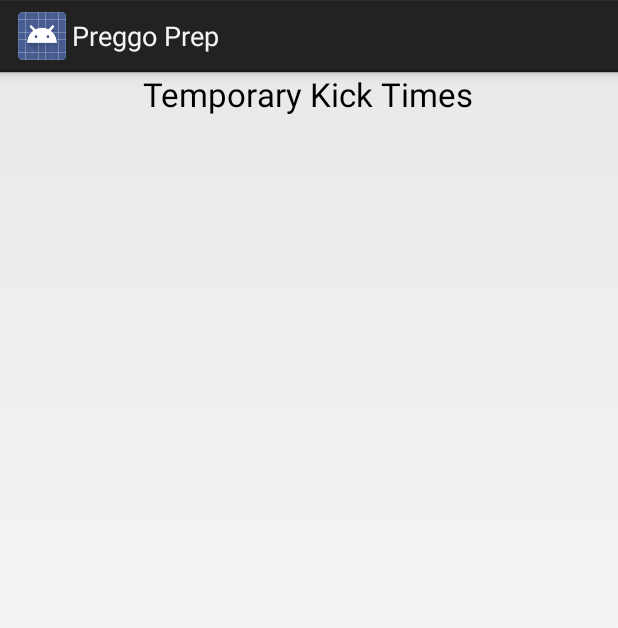
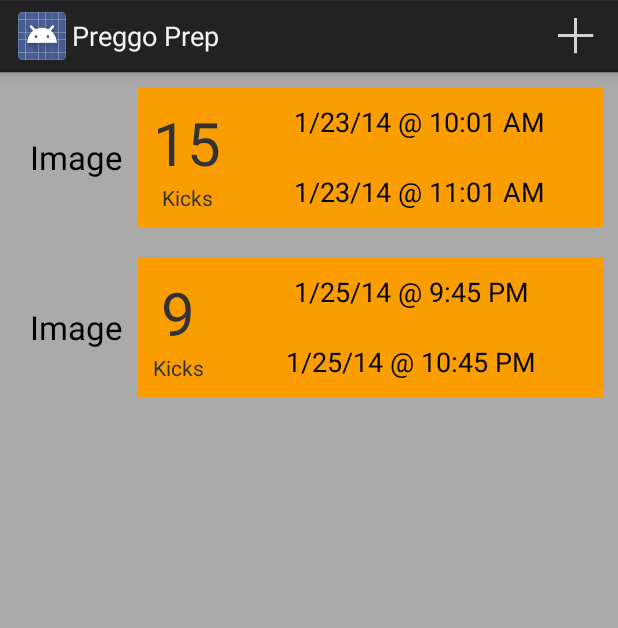
Before and after one commit to b67416/apd2, an Android app: the fragment KickTimesFragment shown on its own in the app's theme, on a phone screen of 412 x 824 dp. Shown: the top 628 px of the screen. Run offline under Robolectric (Android 15) with nearby library versions, the phone set to English and light mode, and no system bars; 1 statement that could not run was skipped.

Commit message:
added kick times and changed color scheme

```diff
--- a/PreggoPrep/app/src/main/java/com/ryanwahle/preggoprep/AppointmentsFragment.java
+++ b/PreggoPrep/app/src/main/java/com/ryanwahle/preggoprep/AppointmentsFragment.java
@@ -27,7 +27,7 @@ public class AppointmentsFragment extends ListFragment {
         return fragment;
     }
 
-    public AppointmentsFragment() {        }
+    public AppointmentsFragment() { }
 
     @Override
     public View onCreateView(LayoutInflater inflater, ViewGroup container, Bundle savedInstanceState) {
@@ -41,14 +41,14 @@ public class AppointmentsFragment extends ListFragment {
         appointmentHashMap.put("date", "12/23/2014");
         appointmentHashMap.put("time", "5:00 AM");
         appointmentHashMap.put("doctor_name", "Dr. Johnstone");
-        appointmentHashMap.put("location", "815 E Rose Lane, Phoenix, AZ 85020");
+        appointmentHashMap.put("location", "123 Smith St, San Fransisco, CA 90253");
         appointmentsArrayList.add(appointmentHashMap);
 
         appointmentHashMap = new HashMap<String, String>();
         appointmentHashMap.put("date", "12/25/2014");
         appointmentHashMap.put("time", "9:00 AM");
         appointmentHashMap.put("doctor_name", "Dr. Christmas");
-        appointmentHashMap.put("location", "1649 San Esteban Circle, Roseville, CA 95747");
+        appointmentHashMap.put("location", "245 Arden Blvd, Beverly Hills, CA 90210");
         appointmentsArrayList.add(appointmentHashMap);
 
         String[] mapFrom = { "date", "time", "doctor_name", "location" };
--- a/PreggoPrep/app/src/main/java/com/ryanwahle/preggoprep/KickTimesFragment.java
+++ b/PreggoPrep/app/src/main/java/com/ryanwahle/preggoprep/KickTimesFragment.java
@@ -1,32 +1,26 @@
 package com.ryanwahle.preggoprep;
 
 import android.app.Activity;
+import android.app.AlertDialog;
 import android.app.Fragment;
+import android.app.FragmentManager;
+import android.app.ListFragment;
 import android.os.Bundle;
+import android.util.Log;
 import android.view.LayoutInflater;
+import android.view.Menu;
+import android.view.MenuInflater;
+import android.view.MenuItem;
 import android.view.View;
 import android.view.ViewGroup;
+import android.widget.SimpleAdapter;
 
-/**
- * Created by ryanwahle on 8/13/14.
- */
-public class KickTimesFragment extends Fragment {
+import java.util.ArrayList;
+import java.util.HashMap;
 
-
-    /**
-     * A placeholder fragment containing a simple view.
-     */
-
-    /**
-     * The fragment argument representing the section number for this
-     * fragment.
-     */
+public class KickTimesFragment extends ListFragment {
     private static final String ARG_SECTION_NUMBER = "section_number";
 
-    /**
-     * Returns a new instance of this fragment for the given section
-     * number.
-     */
     public static KickTimesFragment newInstance(int sectionNumber) {
         KickTimesFragment fragment = new KickTimesFragment();
         Bundle args = new Bundle();
@@ -35,21 +29,65 @@ public class KickTimesFragment extends Fragment {
         return fragment;
     }
 
-    public KickTimesFragment() {
-    }
+    public KickTimesFragment() { }
 
     @Override
-    public View onCreateView(LayoutInflater inflater, ViewGroup container,
-                             Bundle savedInstanceState) {
+    public View onCreateView(LayoutInflater inflater, ViewGroup container, Bundle savedInstanceState) {
         View rootView = inflater.inflate(R.layout.fragment_kick_times, container, false);
+
+        setHasOptionsMenu(true);
+
+        ArrayList<HashMap<String, String>> kicktimesArrayList = new ArrayList<HashMap<String, String>>();
+
+        HashMap<String,String> kicktimesHashMap = new HashMap<String, String>();
+        kicktimesHashMap.put("num_of_kicks", "15");
+        kicktimesHashMap.put("start_time", "1/23/14 @ 10:01 AM");
+        kicktimesHashMap.put("stop_time", "1/23/14 @ 11:01 AM");
+        kicktimesArrayList.add(kicktimesHashMap);
+
+        kicktimesHashMap = new HashMap<String, String>();
+        kicktimesHashMap.put("num_of_kicks", "9");
+        kicktimesHashMap.put("start_time", "1/25/14 @ 9:45 PM");
+        kicktimesHashMap.put("stop_time", "1/25/14 @ 10:45 PM");
+        kicktimesArrayList.add(kicktimesHashMap);
+
+        String[] mapFrom = { "num_of_kicks", "start_time", "stop_time" };
+        int[] mapTo = { R.id.kick_times_textView_numberOfKicks, R.id.kick_times_textView_startTime, R.id.kick_times_textView_stopTime };
+
+        SimpleAdapter adapter = new SimpleAdapter(getActivity(), kicktimesArrayList, R.layout.fragment_kick_times_listview_item, mapFrom, mapTo);
+        setListAdapter(adapter);
+
         return rootView;
     }
 
     @Override
     public void onAttach(Activity activity) {
         super.onAttach(activity);
-        ((MainActivity) activity).onSectionAttached(
-                getArguments().getInt(ARG_SECTION_NUMBER));
+        ((MainActivity) activity).onSectionAttached(getArguments().getInt(ARG_SECTION_NUMBER));
+    }
+
+    // Inflate Action Bar Items
+    @Override
+    public void onCreateOptionsMenu(Menu menu, MenuInflater inflater) {
+        inflater.inflate(R.menu.fragment_kick_times, menu);
+    }
+
+    // When user clicks the Action Bar Item to add a new Blood Pressure Entry
+    @Override
+    public boolean onOptionsItemSelected(MenuItem item) {
+       // FragmentManager fragmentManager = getFragmentManager();
+
+      //  fragmentManager.beginTransaction()
+       //         .replace(this.getId(), new KickTimesTrackerFragment())
+       //         .commit();
+
+        AlertDialog.Builder builder = new AlertDialog.Builder(getActivity());
+        LayoutInflater inflater = getActivity().getLayoutInflater();
+
+        KickTimesTrackerFragment kickTimesTrackerFragment = new KickTimesTrackerFragment();
+        kickTimesTrackerFragment.show(getFragmentManager(), "New Kick Time Entry");
+
+        return true;
     }
 
 }
--- a/PreggoPrep/app/src/main/res/layout/fragment_appointments.xml
+++ b/PreggoPrep/app/src/main/res/layout/fragment_appointments.xml
@@ -7,7 +7,7 @@
     <ListView android:id="@id/android:list"
         android:layout_width="match_parent"
         android:layout_height="0dp"
-        android:background="#fa9d00"
+        android:background="#aaaaaa"
         android:layout_weight="1"
         android:drawSelectorOnTop="false"
         android:choiceMode="none"
@@ -17,8 +17,8 @@
         android:layout_width="match_parent"
         android:layout_height="match_parent"
         android:text="No Appointments"
-        android:background="#fa9d00"
-        android:textColor="#b00051"
+        android:background="#aaaaaa"
+        android:textColor="@android:color/black"
         android:typeface="sans"
         android:textSize="27sp"
         android:gravity="center_vertical|center_horizontal" />
--- a/PreggoPrep/app/src/main/res/layout/fragment_contractions.xml
+++ b/PreggoPrep/app/src/main/res/layout/fragment_contractions.xml
@@ -3,7 +3,7 @@
 <LinearLayout xmlns:android="http://schemas.android.com/apk/res/android"
     android:orientation="vertical" android:layout_width="match_parent"
     android:layout_height="match_parent"
-    android:background="#89dbec">
+    android:background="#aaaaaa">
 
     <TextView
         android:layout_width="match_parent"
@@ -12,7 +12,7 @@
         android:id="@+id/textView"
         android:layout_weight="0.30"
         android:gravity="center"
-        android:textColor="#6e006c">
+        android:textColor="@android:color/black">
     </TextView>
 
     <Button
--- a/PreggoPrep/app/src/main/res/layout/fragment_kick_times.xml
+++ b/PreggoPrep/app/src/main/res/layout/fragment_kick_times.xml
@@ -1,14 +1,25 @@
 <?xml version="1.0" encoding="utf-8"?>
-
 <LinearLayout xmlns:android="http://schemas.android.com/apk/res/android"
-    android:orientation="vertical" android:layout_width="match_parent"
+    android:orientation="vertical"
+    android:layout_width="match_parent"
     android:layout_height="match_parent">
 
-    <TextView
-        android:layout_width="wrap_content"
-        android:layout_height="wrap_content"
-        android:textAppearance="?android:attr/textAppearanceLarge"
-        android:text="Temporary Kick Times"
-        android:id="@+id/textView"
-        android:layout_gravity="center_horizontal" />
+    <ListView android:id="@id/android:list"
+        android:layout_width="match_parent"
+        android:layout_height="0dp"
+        android:background="#aaaaaa"
+        android:layout_weight="1"
+        android:drawSelectorOnTop="false"
+        android:choiceMode="none"
+        android:divider="@null" />
+
+    <TextView android:id="@id/android:empty"
+        android:layout_width="match_parent"
+        android:layout_height="match_parent"
+        android:text="No Kick Time Recordings"
+        android:background="#aaaaaa"
+        android:textColor="@android:color/black"
+        android:typeface="sans"
+        android:textSize="27sp"
+        android:gravity="center_vertical|center_horizontal" />
 </LinearLayout>
--- /dev/null
+++ b/PreggoPrep/app/src/main/res/layout/fragment_kick_times_listview_item.xml
@@ -0,0 +1,65 @@
+<?xml version="1.0" encoding="utf-8"?>
+
+<LinearLayout xmlns:android="http://schemas.android.com/apk/res/android"
+    android:orientation="horizontal"
+    android:layout_width="fill_parent"
+    android:layout_height="wrap_content"
+    android:padding="10dp">
+
+        <TextView
+            android:layout_width="wrap_content"
+            android:layout_height="fill_parent"
+            android:textAppearance="?android:attr/textAppearanceLarge"
+            android:text="Image"
+            android:id="@+id/textView"
+            android:gravity="center"
+            android:layout_margin="10dp" />
+
+        <LinearLayout
+            android:orientation="vertical"
+            android:layout_width="wrap_content"
+            android:layout_height="fill_parent"
+            android:background="#fa9d00"
+            android:padding="10dp">
+
+            <TextView
+                android:layout_width="fill_parent"
+                android:layout_height="wrap_content"
+                android:text="#"
+                android:id="@+id/kick_times_textView_numberOfKicks"
+                android:textSize="40dp"
+                android:gravity="center" />
+
+            <TextView
+                android:layout_width="fill_parent"
+                android:layout_height="wrap_content"
+                android:text="Kicks"
+                android:id="@+id/textView2"
+                android:gravity="center" />
+        </LinearLayout>
+
+        <LinearLayout
+            android:orientation="vertical"
+            android:layout_width="fill_parent"
+            android:layout_height="fill_parent"
+            android:background="#fa9d00">
+
+            <TextView
+                android:layout_width="fill_parent"
+                android:layout_height="wrap_content"
+                android:textAppearance="?android:attr/textAppearanceMedium"
+                android:text="Start Time"
+                android:id="@+id/kick_times_textView_startTime"
+                android:gravity="center"
+                android:layout_weight="2" />
+
+            <TextView
+                android:layout_width="fill_parent"
+                android:layout_height="wrap_content"
+                android:textAppearance="?android:attr/textAppearanceMedium"
+                android:text="End Time"
+                android:id="@+id/kick_times_textView_stopTime"
+                android:gravity="center"
+                android:layout_weight="2" />
+        </LinearLayout>
+</LinearLayout>
--- a/PreggoPrep/app/src/main/res/layout/fragment_navigation_drawer.xml
+++ b/PreggoPrep/app/src/main/res/layout/fragment_navigation_drawer.xml
@@ -5,5 +5,5 @@
     android:choiceMode="singleChoice"
     android:divider="@android:color/transparent"
     android:dividerHeight="0dp"
-    android:background="#7095e1"
+    android:background="#aaaaaa"
     tools:context=".NavigationDrawerFragment" />
--- /dev/null
+++ b/PreggoPrep/app/src/main/res/menu/fragment_kick_times.xml
@@ -0,0 +1,9 @@
+<?xml version="1.0" encoding="utf-8"?>
+
+<menu xmlns:android="http://schemas.android.com/apk/res/android">
+    <item
+        android:id="@+id/kick_time_add_item"
+        android:icon="@drawable/ic_action_new"
+        android:showAsAction="always"
+        android:title="Add Kick Time" />
+</menu>
```
Also changed, not shown: PreggoPrep/app/src/main/java/com/ryanwahle/preggoprep/KickTimesTrackerFragment.java (added, +58 -0 lines), PreggoPrep/app/src/main/res/layout/fragment_appointments_listview_item.xml (+5 -5 lines), PreggoPrep/app/src/main/res/layout/fragment_blood_pressure.xml (+4 -4 lines), PreggoPrep/app/src/main/res/layout/fragment_kick_times_new_tracking.xml (added, +48 -0 lines).
